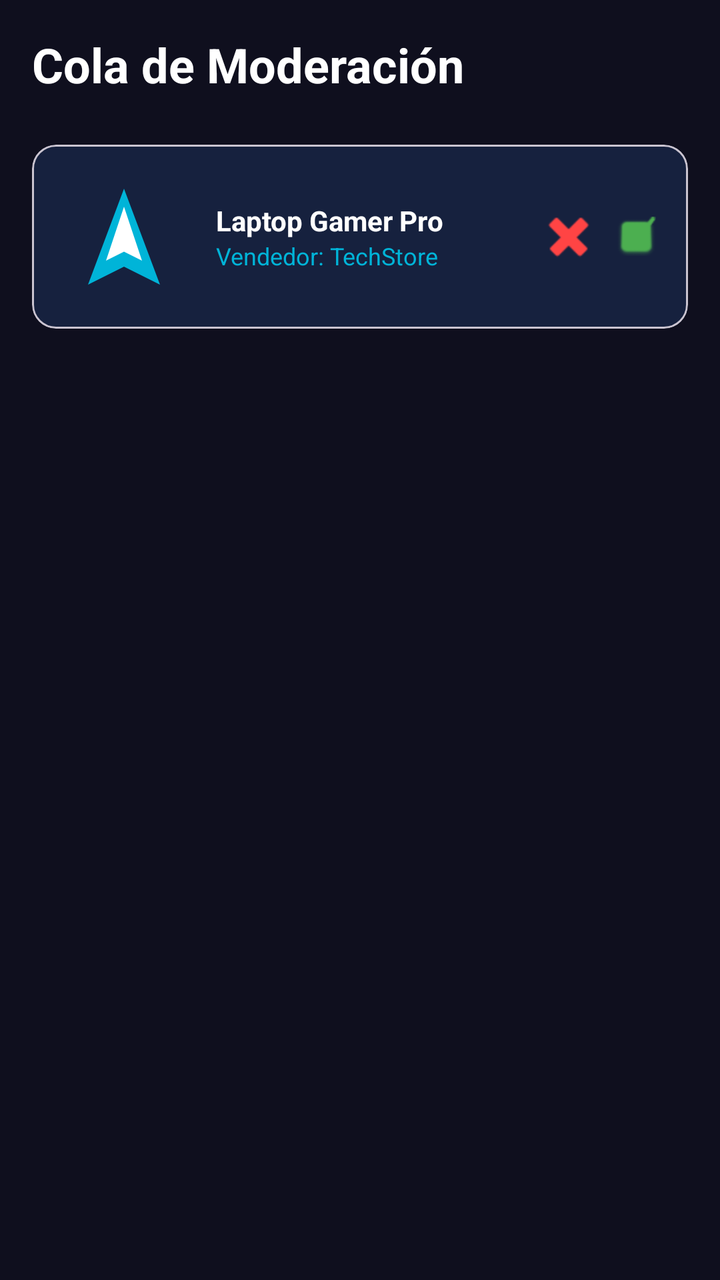
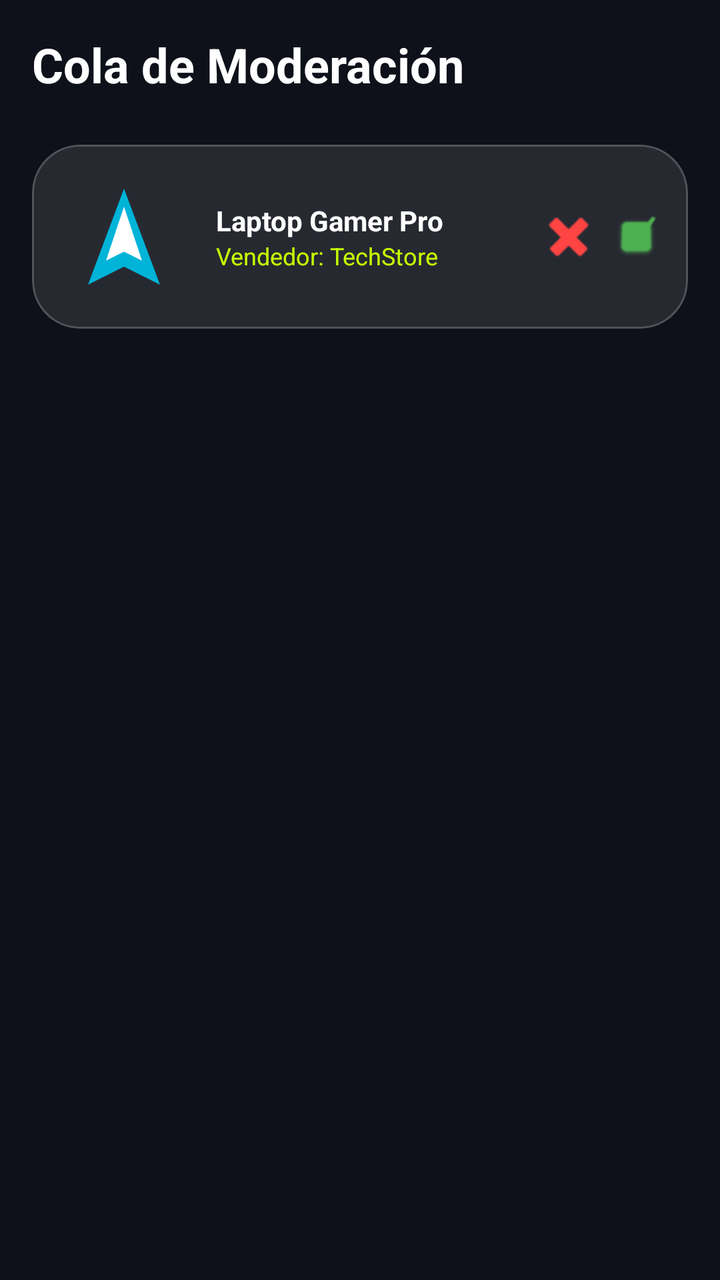

Screens rendered from an Android XML layout before and after an edit, with the pre-edit source and the edit as a unified diff.
<!-- AndroidManifest.xml: application theme Theme.VoltCore -->
<!-- res/layout/fragment_admin_moderation.xml -->
<?xml version="1.0" encoding="utf-8"?>
<LinearLayout xmlns:android="http://schemas.android.com/apk/res/android"
    xmlns:app="http://schemas.android.com/apk/res-auto"
    android:layout_width="match_parent"
    android:layout_height="match_parent"
    android:background="@color/colorBackground"
    android:orientation="vertical"
    android:padding="@dimen/margin_standard">

    <TextView
        android:layout_width="wrap_content"
        android:layout_height="wrap_content"
        android:layout_marginBottom="24dp"
        android:text="Cola de Moderación"
        android:textColor="@color/white"
        android:textSize="24sp"
        android:textStyle="bold" />

    <com.google.android.material.card.MaterialCardView
        android:layout_width="match_parent"
        android:layout_height="wrap_content"
        app:cardBackgroundColor="@color/colorSurface"
        app:cardCornerRadius="12dp">

        <LinearLayout
            android:layout_width="match_parent"
            android:layout_height="wrap_content"
            android:orientation="horizontal"
            android:padding="16dp"
            android:gravity="center_vertical">

            <ImageView
                android:layout_width="60dp"
                android:layout_height="60dp"
                android:src="@drawable/ic_voltcore_logo"
                android:contentDescription="Producto Pendiente" />

            <LinearLayout
                android:layout_width="0dp"
                android:layout_height="wrap_content"
                android:layout_weight="1"
                android:layout_marginStart="16dp"
                android:orientation="vertical">

                <TextView
                    android:layout_width="wrap_content"
                    android:layout_height="wrap_content"
                    android:text="Laptop Gamer Pro"
                    android:textColor="@color/white"
                    android:textStyle="bold" />

                <TextView
                    android:layout_width="wrap_content"
                    android:layout_height="wrap_content"
                    android:text="Vendedor: TechStore"
                    android:textColor="@color/colorElectricTeal"
                    android:textSize="12sp" />
            </LinearLayout>

            <ImageButton
                android:layout_width="wrap_content"
                android:layout_height="wrap_content"
                android:src="@android:drawable/ic_delete"
                android:background="?attr/selectableItemBackgroundBorderless"
                app:tint="@android:color/holo_red_light"
                android:contentDescription="Rechazar" />

            <ImageButton
                android:layout_width="wrap_content"
                android:layout_height="wrap_content"
                android:layout_marginStart="8dp"
                android:src="@android:drawable/checkbox_on_background"
                android:background="?attr/selectableItemBackgroundBorderless"
                app:tint="@color/colorSuccess"
                android:contentDescription="Aprobar" />

        </LinearLayout>
    </com.google.android.material.card.MaterialCardView>

</LinearLayout>
<!-- resources referenced by this layout -->
<resources>
  <color name="colorBackground">#0F0F1E</color>
  <color name="colorElectricTeal">#00B4D8</color>
  <color name="colorSuccess">#4CAF50</color>
  <color name="colorSurface">#16213E</color>
  <color name="white">#FFFFFFFF</color>
  <dimen name="margin_standard">16dp</dimen>
  <!-- drawable ic_voltcore_logo (drawable) -->
  <vector xmlns:android="http://schemas.android.com/apk/res/android"
      android:width="200dp"
      android:height="200dp"
      android:viewportWidth="200"
      android:viewportHeight="200">
      <path
          android:fillColor="#00B4D8"
          android:pathData="M100,20 L160,180 L100,150 L40,180 Z" />
      <path
          android:fillColor="#FFFFFF"
          android:pathData="M100,50 L130,140 L100,125 L70,140 Z" />
  </vector>
  <style name="Theme.VoltCore" parent="Base.Theme.VoltCore" />
  <style name="Base.Theme.VoltCore" parent="Theme.Material3.DayNight.NoActionBar">
          
          <item name="colorPrimary">@color/colorPrimary</item>
          <item name="colorSecondary">@color/colorElectricTeal</item>
          <item name="android:windowBackground">@color/colorBackground</item>
          <item name="colorSurface">@color/colorSurface</item>
          <item name="colorOnSurface">@color/colorOnSurface</item>
      </style>
  <color name="colorPrimary">#1A1A2E</color>
  <color name="colorOnSurface">#FFFFFF</color>
</resources>

<!-- the commit's change to res/layout/fragment_admin_moderation.xml (unified diff, before → after) -->
@@ -17,10 +17,9 @@
         android:textStyle="bold" />
 
     <com.google.android.material.card.MaterialCardView
+        style="@style/Widget.VoltCore.Card"
         android:layout_width="match_parent"
-        android:layout_height="wrap_content"
-        app:cardBackgroundColor="@color/colorSurface"
-        app:cardCornerRadius="12dp">
+        android:layout_height="wrap_content">
 
         <LinearLayout
             android:layout_width="match_parent"
<!-- resource entries referenced after the edit -->
@@ -1,9 +1,8 @@
 <!-- resources referenced by this layout -->
 <resources>
-  <color name="colorBackground">#0F0F1E</color>
-  <color name="colorElectricTeal">#00B4D8</color>
+  <color name="colorBackground">@color/volt_background</color>
+  <color name="colorElectricTeal">@color/volt_primary</color>
   <color name="colorSuccess">#4CAF50</color>
-  <color name="colorSurface">#16213E</color>
   <color name="white">#FFFFFFFF</color>
   <dimen name="margin_standard">16dp</dimen>
   <!-- drawable ic_voltcore_logo (drawable) -->
@@ -19,16 +18,23 @@
           android:fillColor="#FFFFFF"
           android:pathData="M100,50 L130,140 L100,125 L70,140 Z" />
   </vector>
+  <style name="Widget.VoltCore.Card" parent="Widget.Material3.CardView.Filled">
+          <item name="cardCornerRadius">24dp</item>
+          <item name="cardBackgroundColor">@color/glass_surface</item>
+          <item name="strokeColor">@color/glass_stroke</item>
+          <item name="strokeWidth">1dp</item>
+      </style>
   <style name="Theme.VoltCore" parent="Base.Theme.VoltCore" />
+  <color name="volt_background">#0F111A</color>
+  <color name="volt_primary">#C6FF00</color>
+  <color name="glass_surface">#1AFFFFFF</color>
+  <color name="glass_stroke">#33FFFFFF</color>
   <style name="Base.Theme.VoltCore" parent="Theme.Material3.DayNight.NoActionBar">
           
-          <item name="colorPrimary">@color/colorPrimary</item>
-          <item name="colorSecondary">@color/colorElectricTeal</item>
-          <item name="android:windowBackground">@color/colorBackground</item>
-          <item name="colorSurface">@color/colorSurface</item>
-          <item name="colorOnSurface">@color/colorOnSurface</item>
+          <item name="colorPrimary">@color/volt_primary</item>
+          <item name="android:windowBackground">@color/volt_background</item>
+          <item name="colorSurface">@color/glass_surface</item>
+          <item name="colorOnSurface">@color/white</item>
       </style>
-  <color name="colorPrimary">#1A1A2E</color>
-  <color name="colorOnSurface">#FFFFFF</color>
 </resources>
 
